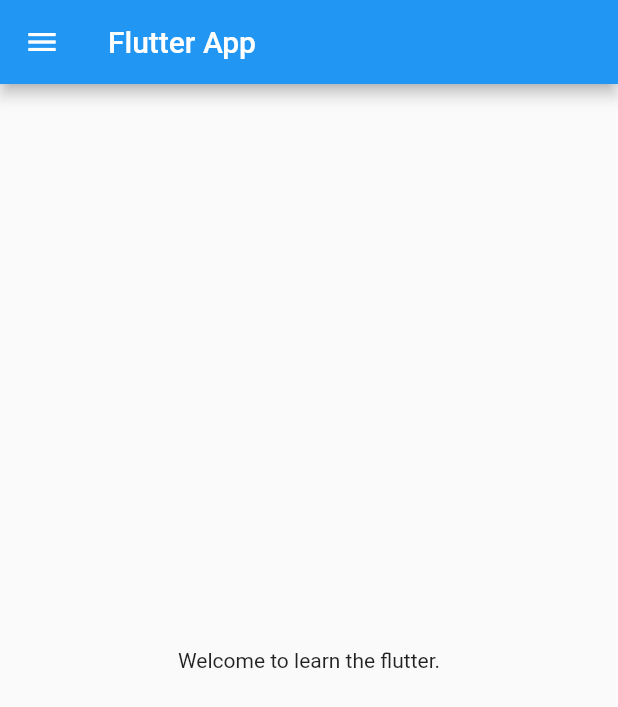
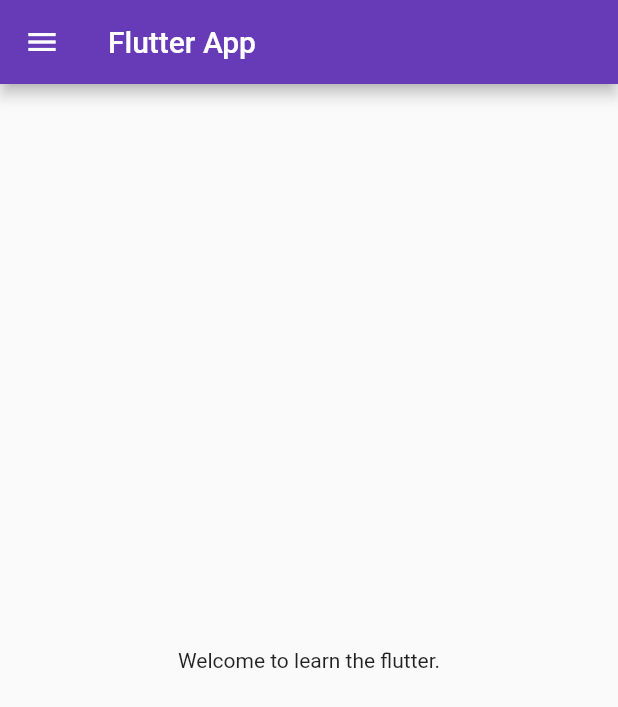
Before and after one commit to BigemMaharjan/Flutter_Practice, a Flutter app: the screen it shows after launch, on a phone screen of 412 x 824 dp. Shown: the top 707 px of the screen. Run offline on Flutter 3.47's test engine with Material 2 defaults, Android fonts, the phone set to English and light mode, and no system bars.

Commit message:
Three Completed

```diff
--- a/lib/main.dart
+++ b/lib/main.dart
@@ -1,5 +1,6 @@
 import 'package:flutter/material.dart';
-import 'package:flutter_catalog_application_1/home_page.dart';
+import 'package:flutter_catalog_application_1/pages/home_page.dart';
+import 'package:flutter_catalog_application_1/pages/login_page.dart';
 
 void main() {
   runApp(MyApp());
@@ -11,7 +12,17 @@
   @override
   Widget build(BuildContext context) {
     return MaterialApp(
-      home: HomePage(),
+      themeMode: ThemeMode.light,
+      theme: ThemeData(primarySwatch: Colors.deepPurple),
+      darkTheme: ThemeData(
+        brightness: Brightness.dark,
+        // primarySwatch: Colors.pink,
+      ),
+      initialRoute: "/home",
+      routes: {
+        "/": (context) => LoginPage(),
+        "/home": (context) => HomePage(),
+      },
     );
   }
 }
```
Also changed, not shown: lib/pages/login_page.dart (added, +21 -0 lines), lib/pages/home_page.dart (renamed from lib/home_page.dart).
